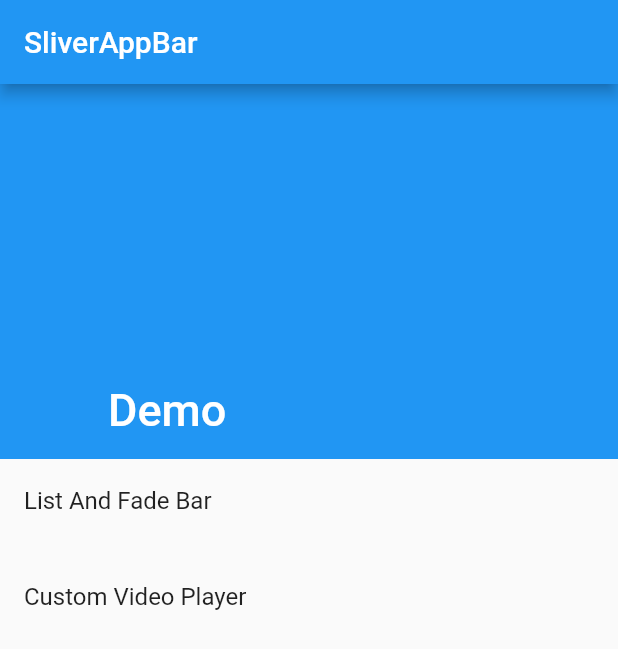
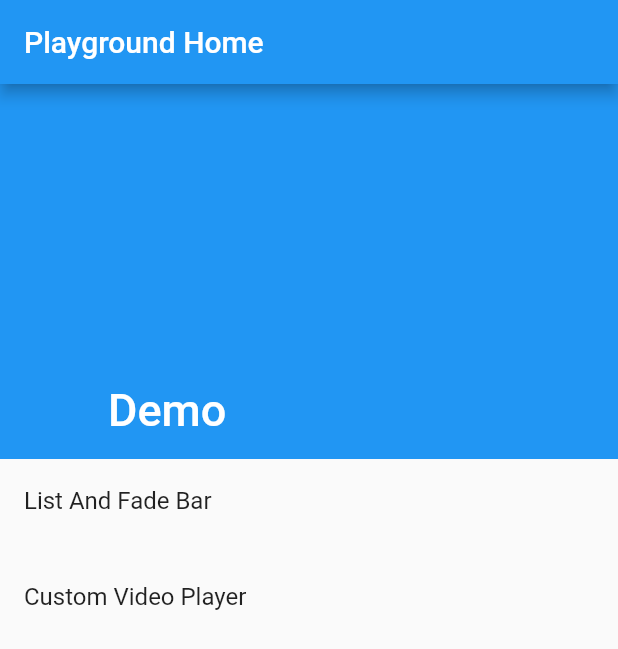
Before and after one commit to riscait/flutter_playground, a Flutter app: the screen it shows after launch, on a phone screen of 412 x 824 dp. Shown: the top 649 px of the screen. Run offline on Flutter 3.47's test engine with Material 2 defaults, Android fonts, the phone set to English and light mode, and no system bars; our stand-ins replace flutter_hooks, freezed_annotation, hooks_riverpod, video_player.

Commit message:
add flutter_localizations

```diff
--- a/build.yaml
+++ b/build.yaml
@@ -5,6 +5,7 @@ targets:
         generate_for:
           include:
             - lib/**/result.dart
+            - lib/**/message.dart
             - lib/**/*_entity.dart
             - lib/**/*_state.dart
       json_serializable:
--- a/lib/src/app.dart
+++ b/lib/src/app.dart
@@ -1,6 +1,8 @@
 import 'package:flutter/material.dart';
+import 'package:flutter_localizations/flutter_localizations.dart';
 
 import 'home_page.dart';
+import 'localization/localization.dart';
 
 class App extends StatelessWidget {
   @override
@@ -10,6 +12,16 @@ class App extends StatelessWidget {
       theme: ThemeData.light(),
       darkTheme: ThemeData.dark(),
       home: HomePage(),
+      localizationsDelegates: [
+        const LocalizedDelegate(),
+        GlobalMaterialLocalizations.delegate,
+        GlobalWidgetsLocalizations.delegate,
+        GlobalCupertinoLocalizations.delegate,
+      ],
+      supportedLocales: [
+        const Locale('en', ''),
+        const Locale('ja', ''),
+      ],
     );
   }
 }
--- a/lib/src/home_page.dart
+++ b/lib/src/home_page.dart
@@ -3,6 +3,7 @@ import 'package:flutter_hooks/flutter_hooks.dart';
 
 import 'cutom_video_player/video_player_page.dart';
 import 'list_and_fade_bar/list_and_fade_bar.dart';
+import 'localization/localization.dart';
 
 class HomePage extends HookWidget {
   HomePage({
@@ -17,7 +18,7 @@ class HomePage extends HookWidget {
 
     return Scaffold(
       appBar: AppBar(
-        title: const Text('SliverAppBar'),
+        title: Text(Localized.of(context).homePageTitle),
       ),
       body: CustomScrollView(
         slivers: <Widget>[
@@ -35,13 +36,13 @@ class HomePage extends HookWidget {
             delegate: SliverChildListDelegate.fixed(
               [
                 ListTile(
-                  title: Text('List And Fade Bar'),
+                  title: Text(Localized.of(context).listAndFadeBar),
                   onTap: () => Navigator.of(context).push(
                     MaterialPageRoute(builder: (context) => ListAndFadeBar()),
                   ),
                 ),
                 ListTile(
-                  title: Text('Custom Video Player'),
+                  title: Text(Localized.of(context).customVideoPlayer),
                   onTap: () => navigateToPage(const VideoPlayerPage()),
                 ),
               ],
--- /dev/null
+++ b/lib/src/localization/localization.dart
@@ -0,0 +1,3 @@
+export 'localized.dart';
+export 'localized_delegate.dart';
+export 'message.dart';
--- /dev/null
+++ b/lib/src/localization/localized.dart
@@ -0,0 +1,15 @@
+import 'dart:ui';
+
+import 'package:flutter/material.dart';
+import 'package:flutter/widgets.dart';
+
+import 'message.dart';
+
+class Localized {
+  Localized(Locale locale) : message = Message.of(locale);
+
+  final Message message;
+
+  static Message of(BuildContext context) =>
+      Localizations.of(context, Localized).message;
+}
--- /dev/null
+++ b/lib/src/localization/localized_delegate.dart
@@ -0,0 +1,16 @@
+import 'package:flutter/widgets.dart';
+
+import 'localized.dart';
+
+class LocalizedDelegate extends LocalizationsDelegate<Localized> {
+  const LocalizedDelegate();
+
+  @override
+  bool isSupported(Locale locale) => ['en', 'ja'].contains(locale.languageCode);
+
+  @override
+  Future<Localized> load(Locale locale) async => Localized(locale);
+
+  @override
+  bool shouldReload(covariant LocalizationsDelegate<Localized> old) => false;
+}
--- /dev/null
+++ b/lib/src/localization/message.dart
@@ -0,0 +1,39 @@
+import 'dart:ui';
+
+import 'package:freezed_annotation/freezed_annotation.dart';
+
+part 'message.freezed.dart';
+
+@freezed
+abstract class Message with _$Message {
+  const factory Message({
+    required String appName,
+    required String homePageTitle,
+    required String listAndFadeBar,
+    required String customVideoPlayer,
+  }) = _Message;
+
+  factory Message.of(Locale locale) {
+    switch (locale.languageCode) {
+      case 'en':
+        return Message.en();
+      case 'ja':
+        return Message.ja();
+    }
+    throw AssertionError();
+  }
+
+  factory Message.en() => Message(
+        appName: 'Flutter Playground',
+        homePageTitle: 'Playground Home',
+        listAndFadeBar: 'List And Fade Bar',
+        customVideoPlayer: 'Custom Video Player',
+      );
+
+  factory Message.ja() => Message(
+        appName: 'Flutter Playground',
+        homePageTitle: 'ホーム',
+        listAndFadeBar: 'FadeBarとListView',
+        customVideoPlayer: 'カスタムVideoPlayer',
+      );
+}
--- a/pubspec.yaml
+++ b/pubspec.yaml
@@ -8,6 +8,8 @@ environment:
 
 dependencies:
   flutter:
+    sdk: flutter
+  flutter_localizations:
     sdk: flutter
   cupertino_icons: ^1.0.2
   flutter_hooks: ^0.16.0
```
Also changed, not shown: lib/src/localization/message.freezed.dart (added).
